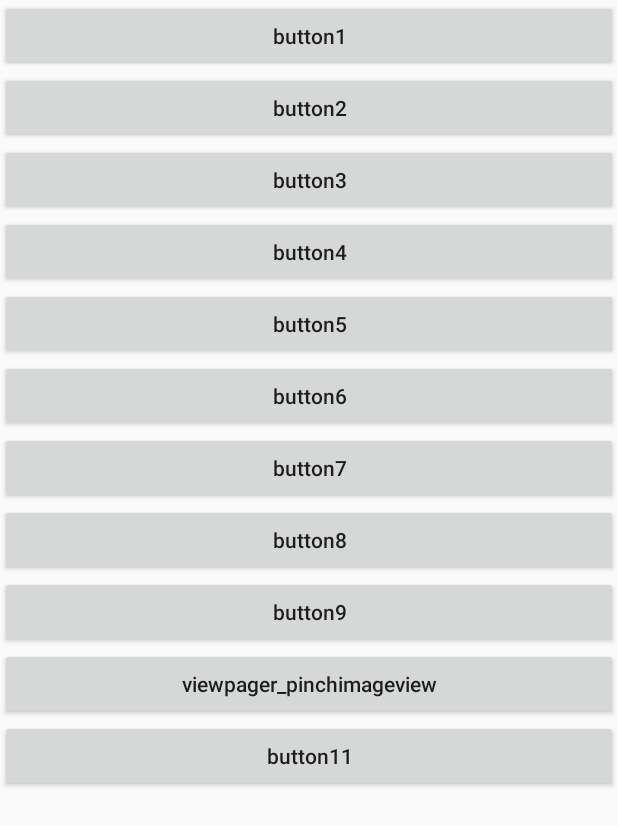
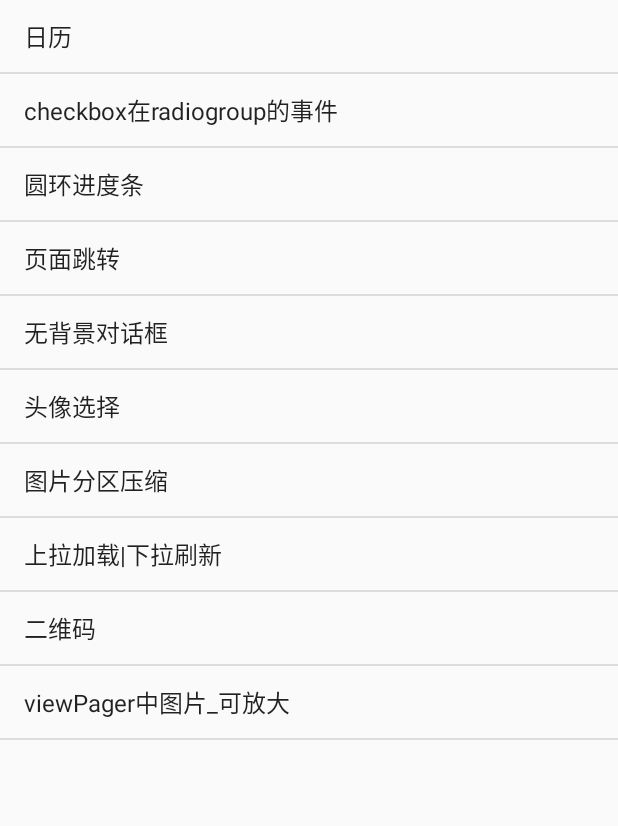
Before and after one commit to yingtian648/projectdemo, an Android app: the screen it shows after launch (MainActivity), on a phone screen of 412 x 824 dp. Shown: the top 826 px of the screen. Run offline under Robolectric (Android 15) with nearby library versions, the phone set to English and light mode, and no system bars; libraries missing offline, so code that uses them is left out: org.litepal; 3 statements that could not run were skipped.

Commit message:
修改主页点击跳转方式

```diff
--- a/app/src/main/java/mine/demo1/MainActivity.java
+++ b/app/src/main/java/mine/demo1/MainActivity.java
@@ -8,10 +8,16 @@ import android.os.Bundle;
 import android.util.Log;
 import android.view.View;
 import android.view.ViewTreeObserver;
+import android.widget.AdapterView;
+import android.widget.ArrayAdapter;
 import android.widget.Button;
 import android.widget.EditText;
+import android.widget.ListView;
 import android.widget.RelativeLayout;
 import android.widget.ScrollView;
+
+import java.util.ArrayList;
+import java.util.List;
 
 import mine.demo1.R;
 import mine.demo1.calender.CalenderTestActivity;
@@ -24,35 +30,34 @@ import mine.demo1.pulltorefresh.PullToRefreshActivity;
 import mine.demo1.two_dimension_code.TwoDimenCodeActivity;
 import mine.demo1.viewpager_pinchimageview.PagerPinchActivity;
 
-public class MainActivity extends AppCompatActivity implements View.OnClickListener {
-    //按钮
-    private int[] ids = {R.id.button1, R.id.button2, R.id.button3, R.id.button4, R.id.button5, R.id.button6
-            , R.id.button7, R.id.button8, R.id.button9, R.id.button10, R.id.button11};
+public class MainActivity extends AppCompatActivity implements AdapterView.OnItemClickListener {
     //跳转页面
-    private Class [] classes = {CalenderTestActivity.class,CheckBoxInRadiogroupActivity.class,CircleProgressbarActivity.class
-    ,FirstActivity.class,Dialog.class,ChooseImgActivity.class,ImageProcessActivity.class,PullToRefreshActivity.class
-    ,TwoDimenCodeActivity.class,PagerPinchActivity.class};
+    private Class[] classes = {CalenderTestActivity.class, CheckBoxInRadiogroupActivity.class, CircleProgressbarActivity.class
+            , FirstActivity.class, Dialog.class, ChooseImgActivity.class, ImageProcessActivity.class, PullToRefreshActivity.class
+            , TwoDimenCodeActivity.class, PagerPinchActivity.class};
+    private String [] demoNames = {"日历","checkbox在radiogroup的事件","圆环进度条","页面跳转","无背景对话框"
+            ,"头像选择","图片分区压缩","上拉加载|下拉刷新","二维码","viewPager中图片_可放大"};
+    private ListView listView;
+    private ArrayAdapter<String> adapter;
+
     @Override
     protected void onCreate(Bundle savedInstanceState) {
         super.onCreate(savedInstanceState);
         setContentView(R.layout.activity_main);
+        listView = (ListView) findViewById(R.id.mian_lv);
+        adapter = new ArrayAdapter<>(this,android.R.layout.simple_list_item_1,android.R.id.text1,demoNames);
+        listView.setAdapter(adapter);
+        listView.setOnItemClickListener(this);
+    }
 
-        for (int i = 0; i < ids.length; i++) {
-            findViewById(ids[i]).setOnClickListener(this);
-        }
+    private void goToNextActivity(Class activityClass) {
+        Intent intent = new Intent(this, activityClass);
+        startActivity(intent);
+        overridePendingTransition(android.R.anim.slide_in_left, android.R.anim.slide_out_right);
     }
 
     @Override
-    public void onClick(View v) {
-        for (int i = 0; i < ids.length; i++) {
-            if (v.getId() == ids[i]) {
-                goToNextActivity(classes[i]);
-            }
-        }
-    }
-    private void goToNextActivity(Class activityClass){
-        Intent intent = new Intent(this,activityClass);
-        startActivity(intent);
-        overridePendingTransition(android.R.anim.slide_in_left,android.R.anim.slide_out_right);
+    public void onItemClick(AdapterView<?> parent, View view, int position, long id) {
+        goToNextActivity(classes[position]);
     }
 }
--- a/app/src/main/res/layout/activity_main.xml
+++ b/app/src/main/res/layout/activity_main.xml
@@ -6,82 +6,9 @@
     android:layout_height="match_parent"
     android:orientation="vertical"
     tools:context="mine.demo1.MainActivity">
-
-    <Button
-        android:id="@+id/button1"
-        android:textAllCaps="false"
+    <ListView
+        android:id="@+id/mian_lv"
         android:layout_width="match_parent"
-        android:layout_height="wrap_content"
-        android:text="button1" />
-
-    <Button
-        android:id="@+id/button2"
-        android:textAllCaps="false"
-        android:layout_width="match_parent"
-        android:layout_height="wrap_content"
-        android:text="button2" />
-
-    <Button
-        android:id="@+id/button3"
-        android:textAllCaps="false"
-        android:layout_width="match_parent"
-        android:layout_height="wrap_content"
-        android:text="button3" />
-
-    <Button
-        android:id="@+id/button4"
-        android:textAllCaps="false"
-        android:layout_width="match_parent"
-        android:layout_height="wrap_content"
-        android:text="button4" />
-
-    <Button
-        android:id="@+id/button5"
-        android:textAllCaps="false"
-        android:layout_width="match_parent"
-        android:layout_height="wrap_content"
-        android:text="button5" />
-
-    <Button
-        android:id="@+id/button6"
-        android:textAllCaps="false"
-        android:layout_width="match_parent"
-        android:layout_height="wrap_content"
-        android:text="button6" />
-
-    <Button
-        android:id="@+id/button7"
-        android:textAllCaps="false"
-        android:layout_width="match_parent"
-        android:layout_height="wrap_content"
-        android:text="button7" />
-
-    <Button
-        android:id="@+id/button8"
-        android:textAllCaps="false"
-        android:layout_width="match_parent"
-        android:layout_height="wrap_content"
-        android:text="button8" />
-
-    <Button
-        android:id="@+id/button9"
-        android:textAllCaps="false"
-        android:layout_width="match_parent"
-        android:layout_height="wrap_content"
-        android:text="button9" />
-
-    <Button
-        android:id="@+id/button10"
-        android:textAllCaps="false"
-        android:layout_width="match_parent"
-        android:layout_height="wrap_content"
-        android:text="viewpager_pinchimageview" />
-
-    <Button
-        android:id="@+id/button11"
-        android:textAllCaps="false"
-        android:layout_width="match_parent"
-        android:layout_height="wrap_content"
-        android:text="button11" />
-
+        android:layout_height="match_parent">
+    </ListView>
 </LinearLayout>
--- a/app/src/main/res/values/styles.xml
+++ b/app/src/main/res/values/styles.xml
@@ -16,4 +16,12 @@
         <item name="android:windowBackground">@android:color/transparent</item><!--背景透明-->
         <item name="android:backgroundDimEnabled">true</item><!--模糊-->
     </style>
+
+    <style name="mian_btn">
+        <item name="android:layout_height">wrap_content</item>
+        <item name="android:layout_width">match_parent</item>
+        <item name="android:textAllCaps">false</item>
+        <item name="android:textSize">16sp</item>
+        <item name="android:gravity">center</item>
+    </style>
 </resources>
```
